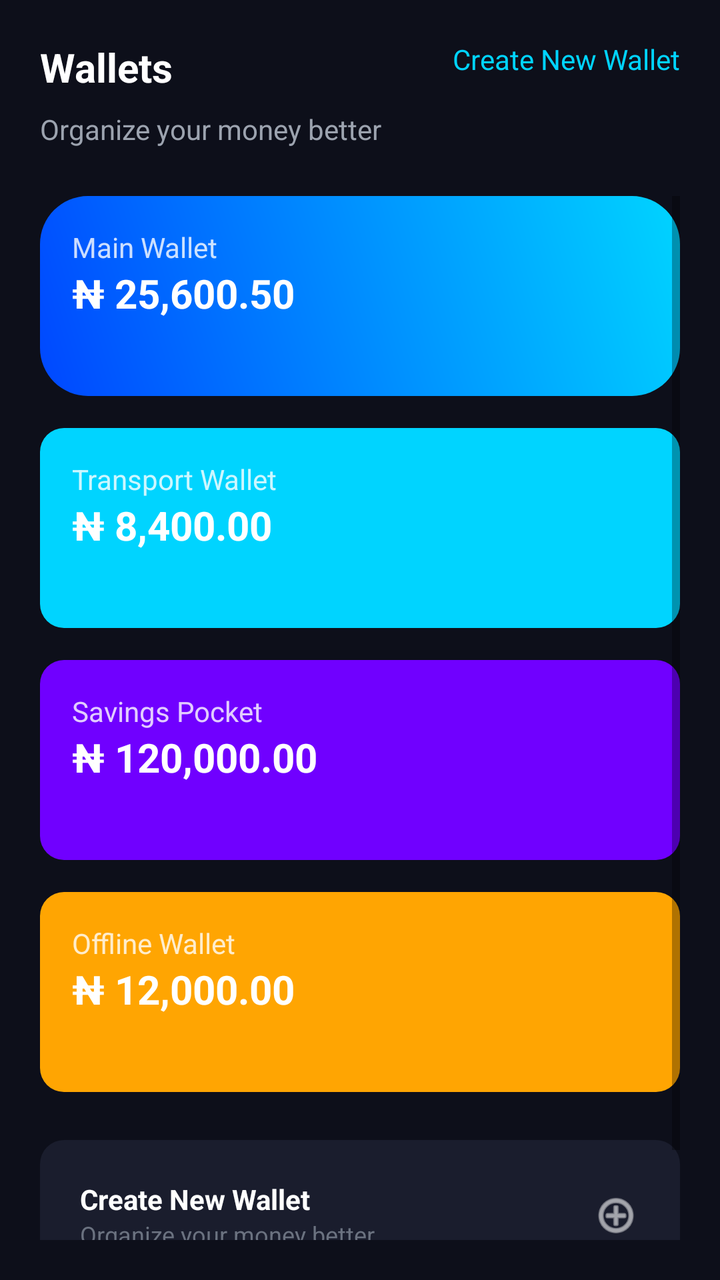
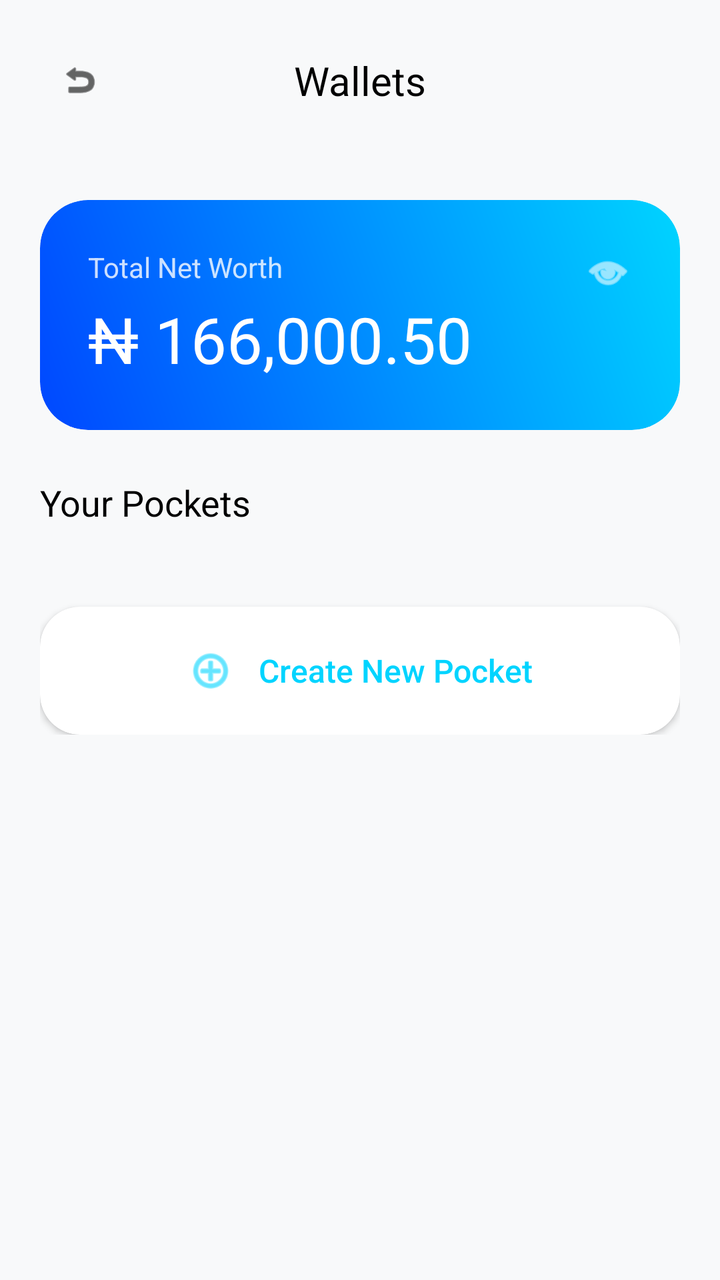

Screens rendered from an Android XML layout before and after an edit, with the pre-edit source and the edit as a unified diff.
<!-- AndroidManifest.xml: application theme Theme.VELTRA -->
<!-- res/layout/activity_veltra_wallets.xml -->
<?xml version="1.0" encoding="utf-8"?>
<androidx.constraintlayout.widget.ConstraintLayout xmlns:android="http://schemas.android.com/apk/res/android"
    xmlns:app="http://schemas.android.com/apk/res-auto"
    android:layout_width="match_parent"
    android:layout_height="match_parent"
    android:background="@color/background_dark"
    android:padding="20dp">

    
    <androidx.constraintlayout.widget.ConstraintLayout
        android:id="@+id/header"
        android:layout_width="match_parent"
        android:layout_height="wrap_content"
        app:layout_constraintTop_toTopOf="parent">

        <TextView
            android:layout_width="wrap_content"
            android:layout_height="wrap_content"
            android:text="@string/wallets"
            android:textColor="@color/white"
            android:textSize="20sp"
            android:textStyle="bold"
            app:layout_constraintStart_toStartOf="parent"
            app:layout_constraintTop_toTopOf="parent" />

        <TextView
            android:layout_width="wrap_content"
            android:layout_height="wrap_content"
            android:text="@string/create_new_wallet"
            android:textColor="@color/veltra_primary"
            app:layout_constraintEnd_toEndOf="parent"
            app:layout_constraintTop_toTopOf="parent" />

    </androidx.constraintlayout.widget.ConstraintLayout>

    
    <TextView
        android:id="@+id/subtitle"
        android:layout_width="wrap_content"
        android:layout_height="wrap_content"
        android:layout_marginTop="8dp"
        android:text="@string/organize_money"
        android:textColor="@color/text_secondary"
        android:textSize="14sp"
        app:layout_constraintStart_toStartOf="parent"
        app:layout_constraintTop_toBottomOf="@id/header" />

    <ScrollView
        android:layout_width="match_parent"
        android:layout_height="0dp"
        android:layout_marginTop="24dp"
        app:layout_constraintTop_toBottomOf="@id/subtitle"
        app:layout_constraintBottom_toBottomOf="parent">

        <LinearLayout
            android:layout_width="match_parent"
            android:layout_height="wrap_content"
            android:orientation="vertical">

            
            <androidx.constraintlayout.widget.ConstraintLayout
                android:id="@+id/mainWalletPocket"
                android:layout_width="match_parent"
                android:layout_height="100dp"
                android:background="@drawable/wallet_card_gradient"
                android:padding="16dp"
                android:layout_marginBottom="16dp">
                <TextView android:id="@+id/w1_label" android:layout_width="wrap_content" android:layout_height="wrap_content" android:text="@string/main_wallet" android:textColor="@color/white" android:alpha="0.8" app:layout_constraintStart_toStartOf="parent" app:layout_constraintTop_toTopOf="parent" />
                <TextView android:layout_width="wrap_content" android:layout_height="wrap_content" android:text="₦ 25,600.50" android:textColor="@color/white" android:textSize="20sp" android:textStyle="bold" app:layout_constraintStart_toStartOf="parent" app:layout_constraintTop_toBottomOf="@id/w1_label" />
            </androidx.constraintlayout.widget.ConstraintLayout>

            
            <androidx.constraintlayout.widget.ConstraintLayout
                android:id="@+id/transportWalletPocket"
                android:layout_width="match_parent"
                android:layout_height="100dp"
                android:background="@drawable/quick_action_background"
                android:backgroundTint="@color/veltra_primary"
                android:padding="16dp"
                android:layout_marginBottom="16dp">
                <TextView android:id="@+id/w2_label" android:layout_width="wrap_content" android:layout_height="wrap_content" android:text="@string/transport_wallet" android:textColor="@color/white" android:alpha="0.8" app:layout_constraintStart_toStartOf="parent" app:layout_constraintTop_toTopOf="parent" />
                <TextView android:layout_width="wrap_content" android:layout_height="wrap_content" android:text="₦ 8,400.00" android:textColor="@color/white" android:textSize="20sp" android:textStyle="bold" app:layout_constraintStart_toStartOf="parent" app:layout_constraintTop_toBottomOf="@id/w2_label" />
            </androidx.constraintlayout.widget.ConstraintLayout>

            
            <androidx.constraintlayout.widget.ConstraintLayout
                android:id="@+id/savingsPocket"
                android:layout_width="match_parent"
                android:layout_height="100dp"
                android:background="@drawable/quick_action_background"
                android:backgroundTint="@color/veltra_secondary"
                android:padding="16dp"
                android:layout_marginBottom="16dp">
                <TextView android:id="@+id/w3_label" android:layout_width="wrap_content" android:layout_height="wrap_content" android:text="@string/savings_pocket" android:textColor="@color/white" android:alpha="0.8" app:layout_constraintStart_toStartOf="parent" app:layout_constraintTop_toTopOf="parent" />
                <TextView android:layout_width="wrap_content" android:layout_height="wrap_content" android:text="₦ 120,000.00" android:textColor="@color/white" android:textSize="20sp" android:textStyle="bold" app:layout_constraintStart_toStartOf="parent" app:layout_constraintTop_toBottomOf="@id/w3_label" />
            </androidx.constraintlayout.widget.ConstraintLayout>

            
            <androidx.constraintlayout.widget.ConstraintLayout
                android:id="@+id/offlineWalletPocket"
                android:layout_width="match_parent"
                android:layout_height="100dp"
                android:background="@drawable/quick_action_background"
                android:backgroundTint="@color/veltra_warning"
                android:padding="16dp"
                android:layout_marginBottom="16dp">
                <TextView android:id="@+id/w4_label" android:layout_width="wrap_content" android:layout_height="wrap_content" android:text="@string/offline_wallet_pocket" android:textColor="@color/white" android:alpha="0.8" app:layout_constraintStart_toStartOf="parent" app:layout_constraintTop_toTopOf="parent" />
                <TextView android:layout_width="wrap_content" android:layout_height="wrap_content" android:text="₦ 12,000.00" android:textColor="@color/white" android:textSize="20sp" android:textStyle="bold" app:layout_constraintStart_toStartOf="parent" app:layout_constraintTop_toBottomOf="@id/w4_label" />
            </androidx.constraintlayout.widget.ConstraintLayout>

            
            <RelativeLayout
                android:id="@+id/createNewWalletBtn"
                android:layout_width="match_parent"
                android:layout_height="wrap_content"
                android:background="@drawable/quick_action_background"
                android:padding="20dp"
                android:layout_marginTop="8dp"
                android:layout_marginBottom="24dp">
                <TextView android:id="@+id/createTitle" android:layout_width="wrap_content" android:layout_height="wrap_content" android:text="@string/create_new_wallet" android:textColor="@color/white" android:textStyle="bold" />
                <TextView android:layout_width="wrap_content" android:layout_height="wrap_content" android:text="@string/organize_money" android:textColor="@color/text_muted" android:textSize="12sp" android:layout_below="@id/createTitle" />
                <ImageView android:layout_width="24dp" android:layout_height="24dp" android:src="@android:drawable/ic_menu_add" android:layout_alignParentEnd="true" android:layout_centerVertical="true" app:tint="@color/white" android:contentDescription="Add" />
            </RelativeLayout>

        </LinearLayout>
    </ScrollView>

</androidx.constraintlayout.widget.ConstraintLayout>
<!-- resources referenced by this layout -->
<resources>
  <color name="background_dark">#0D0F1A</color>
  <color name="text_muted">#6B7280</color>
  <color name="text_secondary">#9CA3AF</color>
  <color name="veltra_primary">#00D4FF</color>
  <color name="veltra_secondary">#7000FF</color>
  <color name="veltra_warning">#FFA502</color>
  <color name="white">#FFFFFF</color>
  <!-- drawable quick_action_background (drawable) -->
  <?xml version="1.0" encoding="utf-8"?>
  <shape xmlns:android="http://schemas.android.com/apk/res/android">
      <solid android:color="@color/surface_dark" />
      <corners android:radius="12dp" />
  </shape>
  <!-- drawable wallet_card_gradient (drawable) -->
  <?xml version="1.0" encoding="utf-8"?>
  <shape xmlns:android="http://schemas.android.com/apk/res/android">
      <gradient
          android:startColor="#0047FF"
          android:endColor="#00D4FF"
          android:angle="45" />
      <corners android:radius="24dp" />
  </shape>
  <string name="create_new_wallet">Create New Wallet</string>
  <string name="main_wallet">Main Wallet</string>
  <string name="offline_wallet_pocket">Offline Wallet</string>
  <string name="organize_money">Organize your money better</string>
  <string name="savings_pocket">Savings Pocket</string>
  <string name="transport_wallet">Transport Wallet</string>
  <string name="wallets">Wallets</string>
  <style name="Theme.VELTRA" parent="Theme.MaterialComponents.DayNight.NoActionBar">
          
          <item name="colorPrimary">@color/veltra_primary</item>
          <item name="colorPrimaryVariant">@color/veltra_secondary</item>
          <item name="colorOnPrimary">@color/white</item>
          
          <item name="colorSecondary">@color/veltra_secondary</item>
          <item name="colorSecondaryVariant">@color/veltra_secondary</item>
          <item name="colorOnSecondary">@color/white</item>
          
          <item name="android:statusBarColor">@color/background_dark</item>
          <item name="android:windowLightStatusBar">false</item>
          
          <item name="android:windowBackground">@color/background_dark</item>
      </style>
  <color name="surface_dark">#1A1D2D</color>
</resources>

<!-- the commit's change to res/layout/activity_veltra_wallets.xml (unified diff, before → after) -->
@@ -3,126 +3,151 @@
     xmlns:app="http://schemas.android.com/apk/res-auto"
     android:layout_width="match_parent"
     android:layout_height="match_parent"
-    android:background="@color/background_dark"
-    android:padding="20dp">
+    android:background="@color/background_themed">
 
     
     <androidx.constraintlayout.widget.ConstraintLayout
         android:id="@+id/header"
         android:layout_width="match_parent"
         android:layout_height="wrap_content"
+        android:padding="20dp"
         app:layout_constraintTop_toTopOf="parent">
+
+        <ImageView
+            android:id="@+id/backBtn"
+            android:layout_width="40dp"
+            android:layout_height="40dp"
+            android:padding="10dp"
+            android:src="@android:drawable/ic_menu_revert"
+            app:tint="@color/text_themed_primary"
+            app:layout_constraintStart_toStartOf="parent"
+            app:layout_constraintTop_toTopOf="parent"
+            app:layout_constraintBottom_toBottomOf="parent"
+            android:contentDescription="Back" />
 
         <TextView
             android:layout_width="wrap_content"
             android:layout_height="wrap_content"
             android:text="@string/wallets"
-            android:textColor="@color/white"
+            android:textColor="@color/text_themed_primary"
             android:textSize="20sp"
-            android:textStyle="bold"
+            android:fontFamily="sans-serif-bold"
             app:layout_constraintStart_toStartOf="parent"
-            app:layout_constraintTop_toTopOf="parent" />
-
-        <TextView
-            android:layout_width="wrap_content"
-            android:layout_height="wrap_content"
-            android:text="@string/create_new_wallet"
-            android:textColor="@color/veltra_primary"
             app:layout_constraintEnd_toEndOf="parent"
-            app:layout_constraintTop_toTopOf="parent" />
+            app:layout_constraintTop_toTopOf="parent"
+            app:layout_constraintBottom_toBottomOf="parent" />
 
     </androidx.constraintlayout.widget.ConstraintLayout>
 
-    
-    <TextView
-        android:id="@+id/subtitle"
-        android:layout_width="wrap_content"
-        android:layout_height="wrap_content"
-        android:layout_marginTop="8dp"
-        android:text="@string/organize_money"
-        android:textColor="@color/text_secondary"
-        android:textSize="14sp"
-        app:layout_constraintStart_toStartOf="parent"
-        app:layout_constraintTop_toBottomOf="@id/header" />
-
-    <ScrollView
+    <androidx.core.widget.NestedScrollView
         android:layout_width="match_parent"
         android:layout_height="0dp"
-        android:layout_marginTop="24dp"
-        app:layout_constraintTop_toBottomOf="@id/subtitle"
+        app:layout_constraintTop_toBottomOf="@id/header"
         app:layout_constraintBottom_toBottomOf="parent">
 
         <LinearLayout
             android:layout_width="match_parent"
             android:layout_height="wrap_content"
-            android:orientation="vertical">
+            android:orientation="vertical"
+            android:padding="20dp">
 
             
-            <androidx.constraintlayout.widget.ConstraintLayout
-                android:id="@+id/mainWalletPocket"
+            <androidx.cardview.widget.CardView
                 android:layout_width="match_parent"
-                android:layout_height="100dp"
-                android:background="@drawable/wallet_card_gradient"
-                android:padding="16dp"
-                android:layout_marginBottom="16dp">
-                <TextView android:id="@+id/w1_label" android:layout_width="wrap_content" android:layout_height="wrap_content" android:text="@string/main_wallet" android:textColor="@color/white" android:alpha="0.8" app:layout_constraintStart_toStartOf="parent" app:layout_constraintTop_toTopOf="parent" />
-                <TextView android:layout_width="wrap_content" android:layout_height="wrap_content" android:text="₦ 25,600.50" android:textColor="@color/white" android:textSize="20sp" android:textStyle="bold" app:layout_constraintStart_toStartOf="parent" app:layout_constraintTop_toBottomOf="@id/w1_label" />
-            </androidx.constraintlayout.widget.ConstraintLayout>
+                android:layout_height="wrap_content"
+                app:cardCornerRadius="24dp"
+                app:cardElevation="0dp"
+                android:layout_marginBottom="24dp">
+                <LinearLayout
+                    android:layout_width="match_parent"
+                    android:layout_height="wrap_content"
+                    android:background="@drawable/wallet_card_gradient"
+                    android:orientation="vertical"
+                    android:padding="24dp">
+                    <androidx.constraintlayout.widget.ConstraintLayout
+                        android:layout_width="match_parent"
+                        android:layout_height="wrap_content">
+                        <TextView
+                            android:id="@+id/balanceLabel"
+                            android:layout_width="wrap_content"
+                            android:layout_height="wrap_content"
+                            android:text="Total Net Worth"
+                            android:textColor="@color/white"
+                            android:alpha="0.8"
+                            app:layout_constraintStart_toStartOf="parent"
+                            app:layout_constraintTop_toTopOf="parent" />
+
+                        <ImageView
+                            android:id="@+id/balanceVisibilityBtn"
+                            android:layout_width="24dp"
+                            android:layout_height="24dp"
+                            android:src="@android:drawable/ic_menu_view"
+                            app:tint="@color/white"
+                            app:layout_constraintEnd_toEndOf="parent"
+                            app:layout_constraintTop_toTopOf="parent"
+                            android:clickable="true"
+                            android:focusable="true"
+                            android:background="?attr/selectableItemBackgroundBorderless" />
+                    </androidx.constraintlayout.widget.ConstraintLayout>
+
+                    <TextView
+                        android:id="@+id/totalBalance"
+                        android:layout_width="wrap_content"
+                        android:layout_height="wrap_content"
+                        android:text="₦ 166,000.50"
+                        android:textColor="@color/white"
+                        android:textSize="32sp"
+                        android:fontFamily="sans-serif-bold" />
+                </LinearLayout>
+            </androidx.cardview.widget.CardView>
+
+            <TextView
+                android:layout_width="wrap_content"
+                android:layout_height="wrap_content"
+                android:text="Your Pockets"
+                android:textColor="@color/text_themed_primary"
+                android:textSize="18sp"
+                android:fontFamily="sans-serif-bold"
+                android:layout_marginBottom="16dp" />
 
             
-            <androidx.constraintlayout.widget.ConstraintLayout
-                android:id="@+id/transportWalletPocket"
+            <androidx.recyclerview.widget.RecyclerView
+                android:id="@+id/walletsRecyclerView"
                 android:layout_width="match_parent"
-                android:layout_height="100dp"
-                android:background="@drawable/quick_action_background"
-                android:backgroundTint="@color/veltra_primary"
-                android:padding="16dp"
-                android:layout_marginBottom="16dp">
-                <TextView android:id="@+id/w2_label" android:layout_width="wrap_content" android:layout_height="wrap_content" android:text="@string/transport_wallet" android:textColor="@color/white" android:alpha="0.8" app:layout_constraintStart_toStartOf="parent" app:layout_constraintTop_toTopOf="parent" />
-                <TextView android:layout_width="wrap_content" android:layout_height="wrap_content" android:text="₦ 8,400.00" android:textColor="@color/white" android:textSize="20sp" android:textStyle="bold" app:layout_constraintStart_toStartOf="parent" app:layout_constraintTop_toBottomOf="@id/w2_label" />
-            </androidx.constraintlayout.widget.ConstraintLayout>
+                android:layout_height="wrap_content"
+                android:nestedScrollingEnabled="false" />
 
-            
-            <androidx.constraintlayout.widget.ConstraintLayout
-                android:id="@+id/savingsPocket"
-                android:layout_width="match_parent"
-                android:layout_height="100dp"
-                android:background="@drawable/quick_action_background"
-                android:backgroundTint="@color/veltra_secondary"
-                android:padding="16dp"
-                android:layout_marginBottom="16dp">
-                <TextView android:id="@+id/w3_label" android:layout_width="wrap_content" android:layout_height="wrap_content" android:text="@string/savings_pocket" android:textColor="@color/white" android:alpha="0.8" app:layout_constraintStart_toStartOf="parent" app:layout_constraintTop_toTopOf="parent" />
-                <TextView android:layout_width="wrap_content" android:layout_height="wrap_content" android:text="₦ 120,000.00" android:textColor="@color/white" android:textSize="20sp" android:textStyle="bold" app:layout_constraintStart_toStartOf="parent" app:layout_constraintTop_toBottomOf="@id/w3_label" />
-            </androidx.constraintlayout.widget.ConstraintLayout>
-
-            
-            <androidx.constraintlayout.widget.ConstraintLayout
-                android:id="@+id/offlineWalletPocket"
-                android:layout_width="match_parent"
-                android:layout_height="100dp"
-                android:background="@drawable/quick_action_background"
-                android:backgroundTint="@color/veltra_warning"
-                android:padding="16dp"
-                android:layout_marginBottom="16dp">
-                <TextView android:id="@+id/w4_label" android:layout_width="wrap_content" android:layout_height="wrap_content" android:text="@string/offline_wallet_pocket" android:textColor="@color/white" android:alpha="0.8" app:layout_constraintStart_toStartOf="parent" app:layout_constraintTop_toTopOf="parent" />
-                <TextView android:layout_width="wrap_content" android:layout_height="wrap_content" android:text="₦ 12,000.00" android:textColor="@color/white" android:textSize="20sp" android:textStyle="bold" app:layout_constraintStart_toStartOf="parent" app:layout_constraintTop_toBottomOf="@id/w4_label" />
-            </androidx.constraintlayout.widget.ConstraintLayout>
-
-            
-            <RelativeLayout
+            <androidx.cardview.widget.CardView
                 android:id="@+id/createNewWalletBtn"
                 android:layout_width="match_parent"
                 android:layout_height="wrap_content"
-                android:background="@drawable/quick_action_background"
-                android:padding="20dp"
-                android:layout_marginTop="8dp"
-                android:layout_marginBottom="24dp">
-                <TextView android:id="@+id/createTitle" android:layout_width="wrap_content" android:layout_height="wrap_content" android:text="@string/create_new_wallet" android:textColor="@color/white" android:textStyle="bold" />
-                <TextView android:layout_width="wrap_content" android:layout_height="wrap_content" android:text="@string/organize_money" android:textColor="@color/text_muted" android:textSize="12sp" android:layout_below="@id/createTitle" />
-                <ImageView android:layout_width="24dp" android:layout_height="24dp" android:src="@android:drawable/ic_menu_add" android:layout_alignParentEnd="true" android:layout_centerVertical="true" app:tint="@color/white" android:contentDescription="Add" />
-            </RelativeLayout>
+                android:layout_marginTop="24dp"
+                app:cardCornerRadius="20dp"
+                app:cardBackgroundColor="@color/surface_themed"
+                app:cardElevation="2dp">
+                <LinearLayout
+                    android:layout_width="match_parent"
+                    android:layout_height="wrap_content"
+                    android:gravity="center"
+                    android:padding="20dp"
+                    android:orientation="horizontal">
+                    <ImageView
+                        android:layout_width="24dp"
+                        android:layout_height="24dp"
+                        android:src="@android:drawable/ic_menu_add"
+                        app:tint="@color/veltra_primary" />
+                    <TextView
+                        android:layout_width="wrap_content"
+                        android:layout_height="wrap_content"
+                        android:text="Create New Pocket"
+                        android:textColor="@color/veltra_primary"
+                        android:textSize="16sp"
+                        android:fontFamily="sans-serif-medium"
+                        android:layout_marginStart="12dp" />
+                </LinearLayout>
+            </androidx.cardview.widget.CardView>
 
         </LinearLayout>
-    </ScrollView>
+    </androidx.core.widget.NestedScrollView>
 
 </androidx.constraintlayout.widget.ConstraintLayout>
<!-- resource entries referenced after the edit -->
@@ -1,18 +1,11 @@
 <!-- resources referenced by this layout -->
 <resources>
-  <color name="background_dark">#0D0F1A</color>
-  <color name="text_muted">#6B7280</color>
-  <color name="text_secondary">#9CA3AF</color>
+  <color name="background_themed">@color/background_light</color>
+  <color name="surface_themed">@color/surface_light</color>
+  <color name="text_themed_primary">@color/black</color>
   <color name="veltra_primary">#00D4FF</color>
   <color name="veltra_secondary">#7000FF</color>
-  <color name="veltra_warning">#FFA502</color>
   <color name="white">#FFFFFF</color>
-  <!-- drawable quick_action_background (drawable) -->
-  <?xml version="1.0" encoding="utf-8"?>
-  <shape xmlns:android="http://schemas.android.com/apk/res/android">
-      <solid android:color="@color/surface_dark" />
-      <corners android:radius="12dp" />
-  </shape>
   <!-- drawable wallet_card_gradient (drawable) -->
   <?xml version="1.0" encoding="utf-8"?>
   <shape xmlns:android="http://schemas.android.com/apk/res/android">
@@ -22,12 +15,6 @@
           android:angle="45" />
       <corners android:radius="24dp" />
   </shape>
-  <string name="create_new_wallet">Create New Wallet</string>
-  <string name="main_wallet">Main Wallet</string>
-  <string name="offline_wallet_pocket">Offline Wallet</string>
-  <string name="organize_money">Organize your money better</string>
-  <string name="savings_pocket">Savings Pocket</string>
-  <string name="transport_wallet">Transport Wallet</string>
   <string name="wallets">Wallets</string>
   <style name="Theme.VELTRA" parent="Theme.MaterialComponents.DayNight.NoActionBar">
           
@@ -39,11 +26,15 @@
           <item name="colorSecondaryVariant">@color/veltra_secondary</item>
           <item name="colorOnSecondary">@color/white</item>
           
-          <item name="android:statusBarColor">@color/background_dark</item>
-          <item name="android:windowLightStatusBar">false</item>
+          <item name="android:statusBarColor">?attr/colorSurface</item>
+          <item name="android:windowLightStatusBar">true</item>
           
-          <item name="android:windowBackground">@color/background_dark</item>
+          <item name="android:windowBackground">@color/background_themed</item>
+          <item name="colorSurface">@color/surface_themed</item>
+          <item name="android:textColorPrimary">@color/text_themed_primary</item>
       </style>
-  <color name="surface_dark">#1A1D2D</color>
+  <color name="background_light">#F8F9FA</color>
+  <color name="surface_light">#FFFFFF</color>
+  <color name="black">#000000</color>
 </resources>
 
